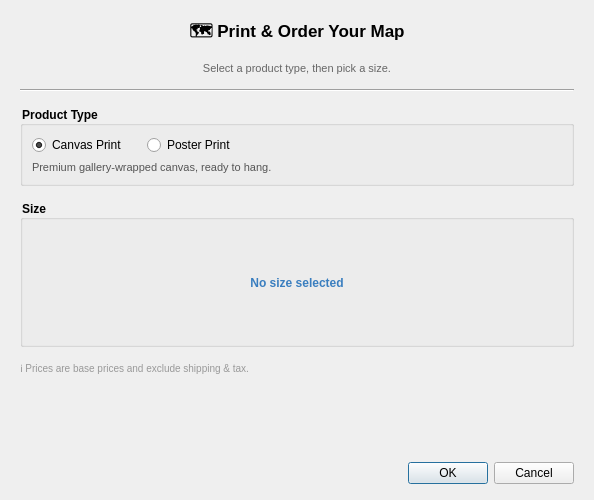
Before: the Qt Designer form ui/product/product_selection.ui in JacobGeoGeek/qgis-atlaspress, drawn with Qt 5.
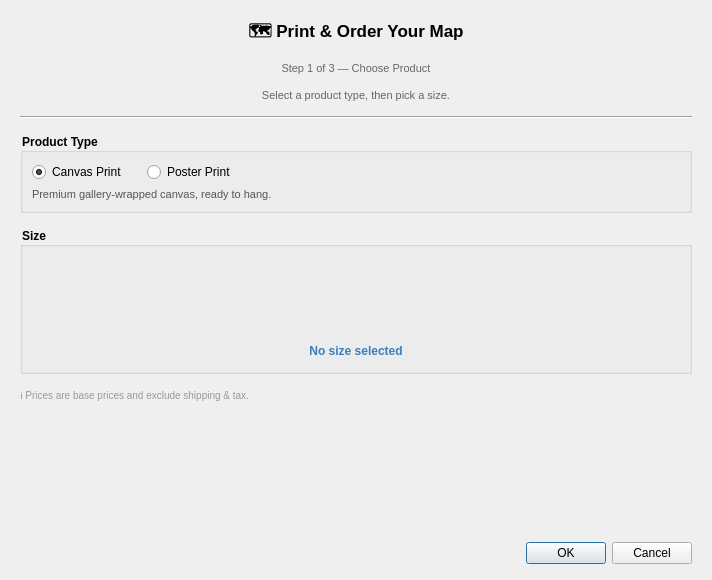
After: the same form once the commit is applied. The open tabs and pages were chosen to show the change.

The edit to the form file:
```diff
--- a/ui/product/product_selection.ui
+++ b/ui/product/product_selection.ui
@@ -6,14 +6,14 @@
       <rect>
         <x>0</x>
         <y>0</y>
-        <width>594</width>
-        <height>500</height>
+    <width>712</width>
+    <height>580</height>
       </rect>
     </property>
     <property name="minimumSize">
       <size>
-        <width>580</width>
-        <height>480</height>
+    <width>680</width>
+    <height>580</height>
       </size>
     </property>
     <property name="windowTitle">
@@ -57,6 +57,19 @@
             <string>color: #666666; font-size: 11px;</string>
           </property>
           <property name="text">
+      <string>Step 1 of 3 — Choose Product</string>
+     </property>
+     <property name="alignment">
+      <set>Qt::AlignmentFlag::AlignCenter</set>
+     </property>
+    </widget>
+   </item>
+   <item>
+    <widget class="QLabel" name="instructionLabel">
+     <property name="styleSheet">
+      <string>color: #666666; font-size: 11px;</string>
+     </property>
+     <property name="text">
             <string>Select a product type, then pick a size.</string>
           </property>
           <property name="alignment">
@@ -209,6 +222,22 @@
                         </property>
                       </layout>
                     </item>
+          <item>
+           <spacer name="verticalSpacer_2">
+            <property name="orientation">
+             <enum>Qt::Orientation::Vertical</enum>
+            </property>
+            <property name="sizeType">
+             <enum>QSizePolicy::Policy::MinimumExpanding</enum>
+            </property>
+            <property name="sizeHint" stdset="0">
+             <size>
+              <width>20</width>
+              <height>40</height>
+             </size>
+            </property>
+           </spacer>
+          </item>
                     <item>
                       <widget class="QLabel" name="selectionSizeLabel">
                         <property name="styleSheet">
```
Left out of the diff: 4 changed lines with no effect on the pictures. Lines whose indentation alone changed are shown as unchanged.
